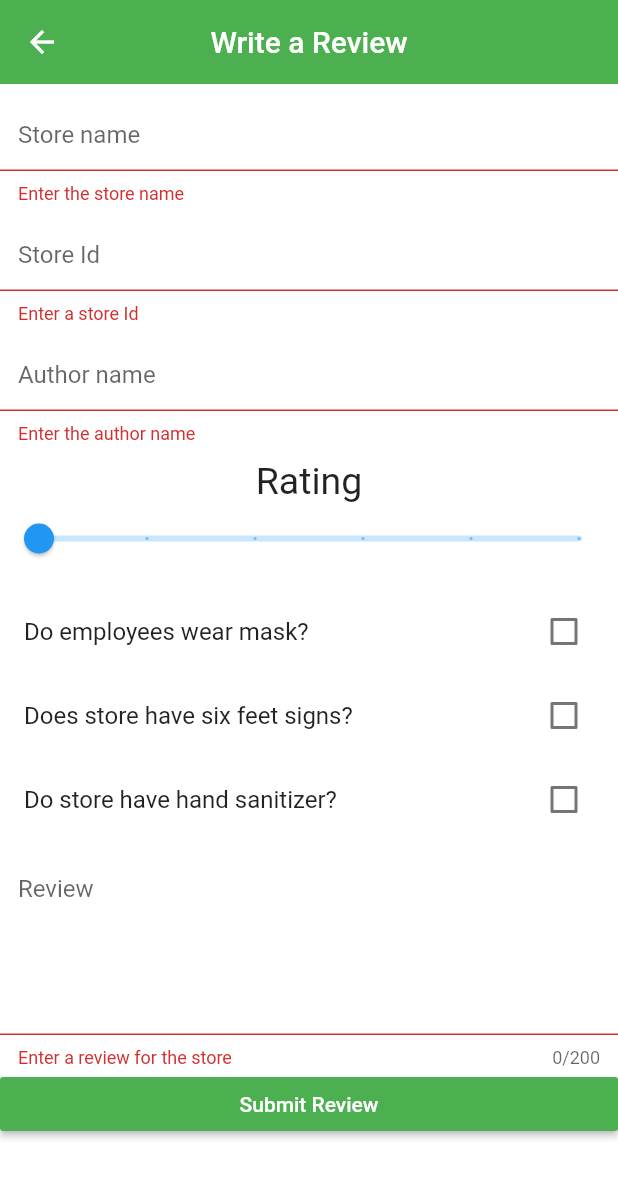
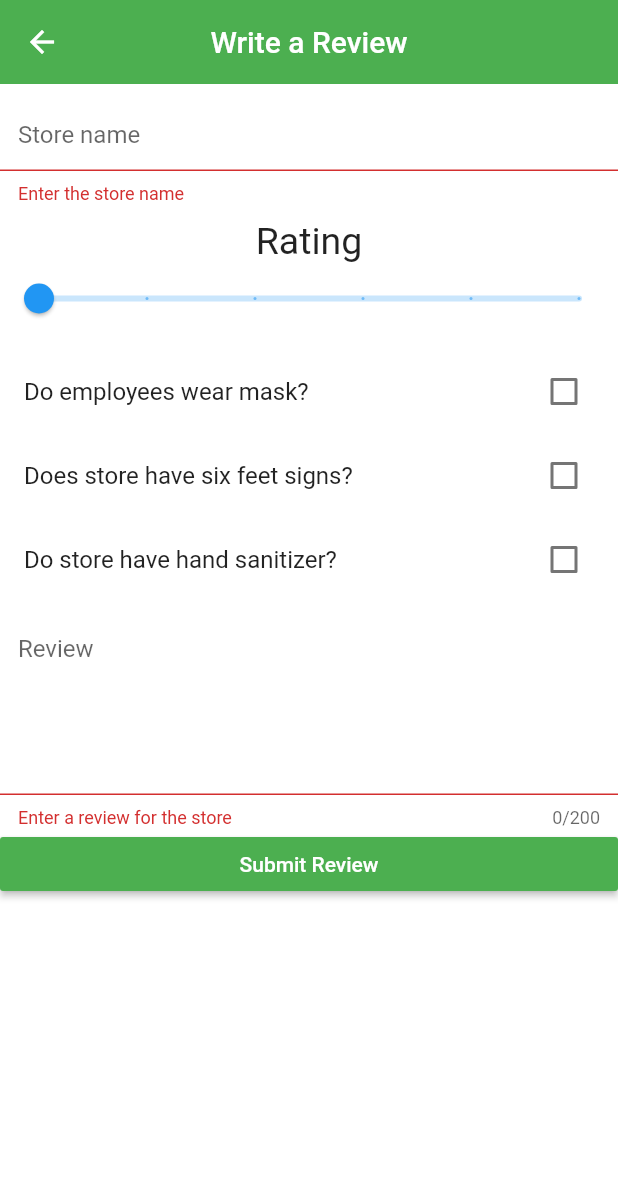
Before and after one commit to michael99hernan/Covid-Reviews, a Flutter app: the CreateReview screen opened directly, after a tap on "Submit Review", on a phone screen of 412 x 824 dp. Shown: the top 1178 px of the screen. Run offline on Flutter 3.47's test engine with Material 2 defaults, Android fonts, the phone set to English and light mode, and no system bars; our stand-ins replace cloud_firestore, firebase_auth, firebase_core, flutter_spinkit; accounts and stored records are empty; network calls fail.

Commit message:
added hardcoded store value'

```diff
--- a/lib/screens/review/create_review.dart
+++ b/lib/screens/review/create_review.dart
@@ -1,6 +1,8 @@
+import 'package:cloud_firestore/cloud_firestore.dart';
 import 'package:covid_reviews/services/auth.dart';
 import 'package:covid_reviews/shared/appbar.dart';
 import 'package:covid_reviews/shared/constants.dart';
+import 'package:firebase_auth/firebase_auth.dart';
 import 'package:flutter/material.dart';
 
 class CreateReview extends StatefulWidget {
@@ -10,6 +12,7 @@ class CreateReview extends StatefulWidget {
 
 class _CreateReviewState extends State<CreateReview> {
   final AuthService _authService = AuthService();
+
   final _formKey = GlobalKey<FormState>();
 
   // text field state
@@ -21,7 +24,7 @@ class _CreateReviewState extends State<CreateReview> {
   bool _sixFeet = false;
   bool _handSani = false;
   String _storeName;
-  String _storeId;
+  String _storeId = 'kK0yUEMx9hTLZa9xeSFQ';
 
   List<Widget> getFormWidget() {
     List<Widget> formWidget = new List();
@@ -41,27 +44,28 @@ class _CreateReviewState extends State<CreateReview> {
 
     formWidget.add(SizedBox(height: 10.0));
 
-    //Textbox for store Id
-    formWidget.add(
-      TextFormField(
-        decoration: textInputDecoration.copyWith(hintText: 'Store Id'),
-        validator: (val) => val.length < 6 ? 'Enter a store Id' : null,
-        onChanged: (val) {
-          setState(() => _storeId = val);
-        },
-      ),
-    );
-    formWidget.add(SizedBox(height: 10.0));
+    // //Textbox for store Id
+    // formWidget.add(
+    //   TextFormField(
+
+    //     decoration: textInputDecoration.copyWith(hintText: 'Store Id'),
+    //     validator: (val) => val.isEmpty ? 'Enter a store Id' : null,
+    //     onChanged: (val) {
+    //       setState(() => _storeId = val);
+    //     },
+    //   ),
+    // );
+    // formWidget.add(SizedBox(height: 10.0));
 
     //Textbox for author name
-    formWidget.add(TextFormField(
-      decoration: textInputDecoration.copyWith(hintText: 'Author name'),
-      validator: (val) => val.isEmpty ? 'Enter the author name' : null,
-      onChanged: (val) {
-        setState(() => _authorName = val);
-      },
-    ));
-    formWidget.add(SizedBox(height: 10.0));
+    // formWidget.add(TextFormField(
+    //   decoration: textInputDecoration.copyWith(hintText: 'Author name'),
+    //   validator: (val) => val.isEmpty ? 'Enter the author name' : null,
+    //   onChanged: (val) {
+    //     setState(() => _authorName = val);
+    //   },
+    // ));
+    // formWidget.add(SizedBox(height: 10.0));
 
     //Rating
     formWidget.add(Center(
@@ -147,7 +151,24 @@ class _CreateReviewState extends State<CreateReview> {
               setState(() => _time = DateTime.now());
               print('Submit review button pressed');
               print(_time);
-              // TODO :Put create method here
+              User user = _authService.initUser();
+              _authorName = user.displayName;
+              // TODO: Replace with service call
+              FirebaseFirestore.instance
+                  .collection('stores')
+                  .doc(_storeId)
+                  .collection('reviews')
+                  .add({
+                'authorName': _authorName,
+                'rating': _rating,
+                'text': _text,
+                'datePublished': _time,
+                'wearMask': _wearMask,
+                'sixFeet': _sixFeet,
+                'handSani': _handSani,
+                'storeName': _storeName,
+                'storeId': _storeId,
+              });
             }
           }),
     );
--- a/lib/screens/wrapper.dart
+++ b/lib/screens/wrapper.dart
@@ -1,8 +1,8 @@
-import 'package:covid_reviews/screens/review/create_review.dart';
+import 'package:flutter/material.dart';
 import 'package:firebase_auth/firebase_auth.dart';
 import 'package:provider/provider.dart';
+
 import 'authenticate/authenticate.dart';
-import 'package:flutter/material.dart';
 import 'home/home.dart';
 
 class Wrapper extends StatelessWidget {
--- a/lib/services/auth.dart
+++ b/lib/services/auth.dart
@@ -7,6 +7,12 @@ class AuthService {
   // auth change user stream
   Stream<User> get user {
     return _auth.authStateChanges();
+  }
+
+  //Init user
+  User initUser() {
+    final user = _auth.currentUser;
+    return user;
   }
 
   // sign in anon
--- a/lib/shared/appbar.dart
+++ b/lib/shared/appbar.dart
@@ -1,6 +1,6 @@
 import 'package:covid_reviews/services/auth.dart';
+import 'package:flutter/material.dart';
 import 'package:covid_reviews/shared/constants.dart';
-import 'package:flutter/material.dart';
 
 final AuthService _authService = AuthService();
 
```
